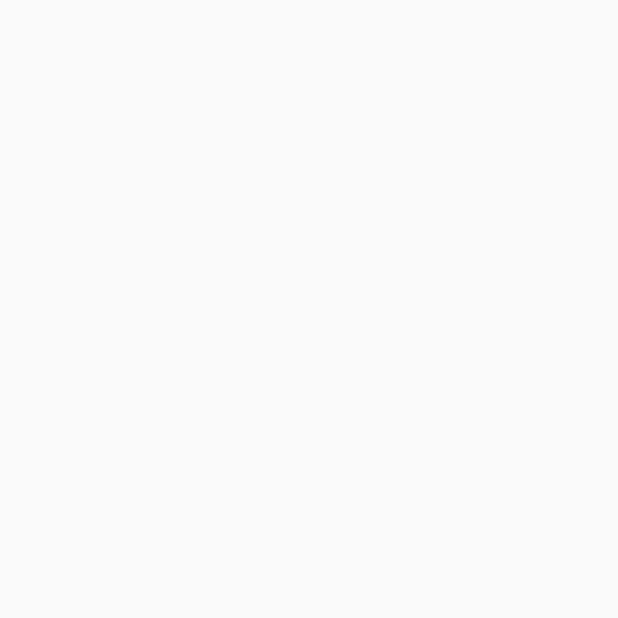
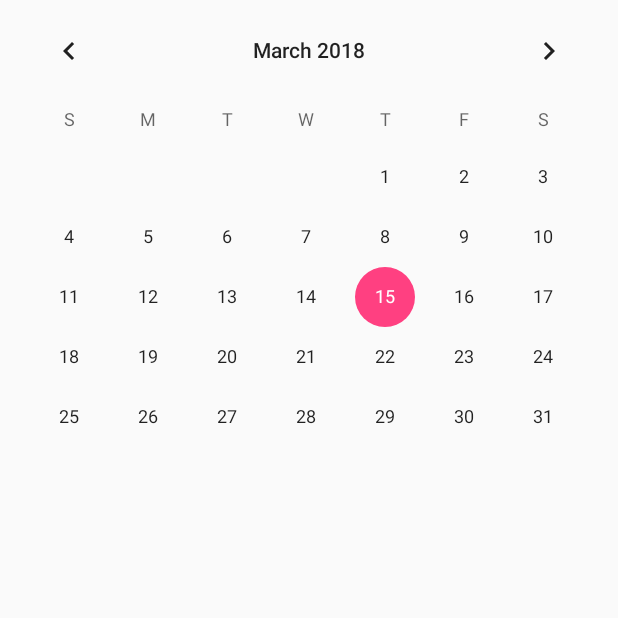
Before and after one commit to dida886/Projekt-GymFitUp, an Android app: the history_activity screen opened directly, with no data from a screen before it, on a phone screen of 412 x 824 dp, the top half of it. Before the commit the part shown is empty. Run offline under Robolectric (Android 15) with nearby library versions, the phone set to English and light mode, and no system bars.

Commit message:
dodano ikonkę mapy i dodano kalendarz

```diff
--- a/app/src/main/res/layout/activity_main.xml
+++ b/app/src/main/res/layout/activity_main.xml
@@ -231,16 +231,16 @@
                             android:layout_width="64dp"
                             android:layout_height="64dp"
 
-                            android:padding="10dp"
+                            android:background="@drawable/mapa"
 
 
-                            />
+                            android:padding="10dp" />
 
                         <TextView
                             android:layout_width="wrap_content"
                             android:layout_height="wrap_content"
                             android:layout_marginTop="10dp"
-                            android:text="..."
+                            android:text="Znajdź siłownię"
                             android:textStyle="bold" />
 
                         <View
@@ -254,6 +254,7 @@
                             android:layout_height="wrap_content"
                             android:gravity="center"
                             android:padding="5dp"
+                            android:text="Wyszukaj najbliższą siłownię w okolicy"
                             android:textColor="@android:color/darker_gray" />
 
                     </LinearLayout>
--- a/app/src/main/res/layout/history_activity.xml
+++ b/app/src/main/res/layout/history_activity.xml
@@ -1,9 +1,29 @@
 <?xml version="1.0" encoding="utf-8"?>
-<android.support.constraint.ConstraintLayout xmlns:android="http://schemas.android.com/apk/res/android"
+<RelativeLayout xmlns:android="http://schemas.android.com/apk/res/android"
     xmlns:app="http://schemas.android.com/apk/res-auto"
     xmlns:tools="http://schemas.android.com/tools"
     android:layout_width="match_parent"
     android:layout_height="match_parent"
     tools:context="com.example.dmain.gymfit.history_activity">
 
-</android.support.constraint.ConstraintLayout>
+    <CalendarView
+        android:id="@+id/calendarView"
+        android:layout_width="match_parent"
+        android:layout_height="wrap_content"
+        android:addStatesFromChildren="true"
+        android:alwaysDrawnWithCache="true"
+        android:animateLayoutChanges="true"
+        android:animationCache="true"
+        android:clickable="true"
+        android:clipChildren="true"
+        android:clipToPadding="true"
+        android:contextClickable="true"
+        android:defaultFocusHighlightEnabled="true"
+        android:fadeScrollbars="true"
+        android:filterTouchesWhenObscured="false"
+        android:focusedMonthDateColor="@android:color/white"
+        android:keepScreenOn="false"
+        android:keyboardNavigationCluster="false"
+        tools:layout_editor_absoluteX="30dp"
+        tools:layout_editor_absoluteY="117dp" />
+</RelativeLayout>
```
Also changed, not shown: app/src/main/res/drawable/mapa.jpg (added).
